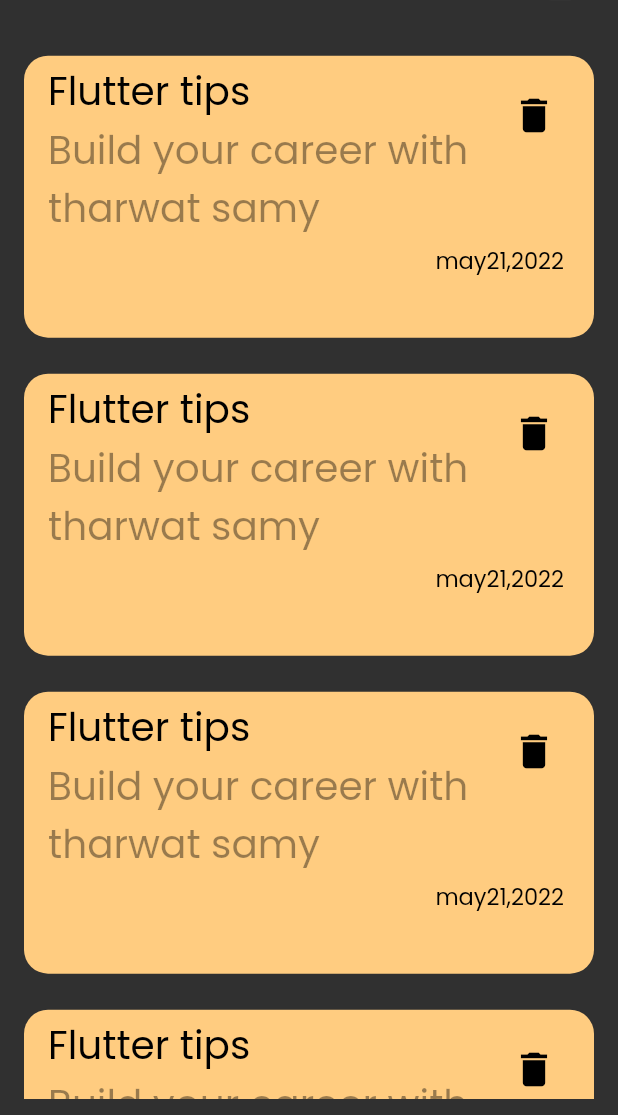
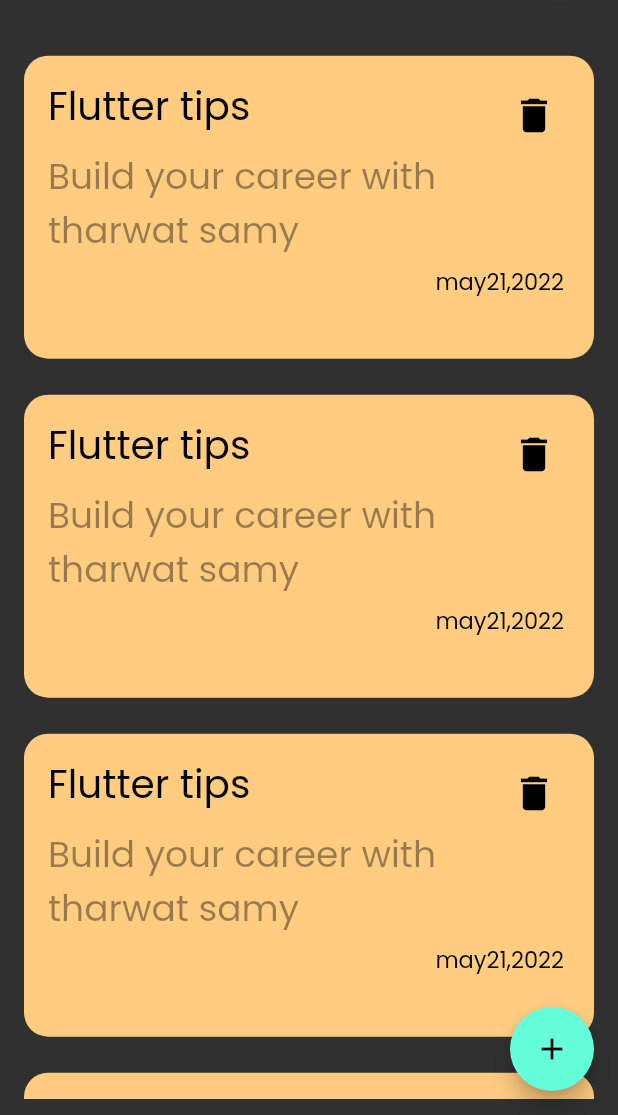
Before and after one commit to OmarWheed/notes_app, a Flutter app: the screen it shows after launch, on a phone screen of 412 x 824 dp, the part 121-1236 px from its top. Run offline on Flutter 3.47's test engine with Material 2 defaults, Android fonts, the phone set to English and light mode, and no system bars.

Commit message:
adding floating action button

```diff
--- a/lib/views/notes_view.dart
+++ b/lib/views/notes_view.dart
@@ -8,6 +8,10 @@ class NotesView extends StatelessWidget {
   @override
   Widget build(BuildContext context) {
     return Scaffold(
+      floatingActionButton: FloatingActionButton(
+        onPressed: () {},
+        child: Icon(Icons.add),
+      ),
       body: NotesViewBody(),
     );
   }
--- a/lib/widgets/notes_items.dart
+++ b/lib/widgets/notes_items.dart
@@ -14,13 +14,16 @@ class NoteItem extends StatelessWidget {
         crossAxisAlignment: CrossAxisAlignment.end,
         children: [
           ListTile(
-            title: Text(
-              "Flutter tips ",
-              style: TextStyle(fontSize: 26, color: Colors.black),
+            title: Padding(
+              padding: const EdgeInsets.symmetric(vertical: 10.0),
+              child: Text(
+                "Flutter tips ",
+                style: TextStyle(fontSize: 26, color: Colors.black),
+              ),
             ),
             subtitle: Text("Build your career with tharwat samy ",
                 style: TextStyle(
-                    fontSize: 26, color: Colors.black.withOpacity(0.4))),
+                    fontSize: 24, color: Colors.black.withOpacity(0.4))),
             trailing: IconButton(
                 onPressed: () {},
                 icon: Icon(
```
